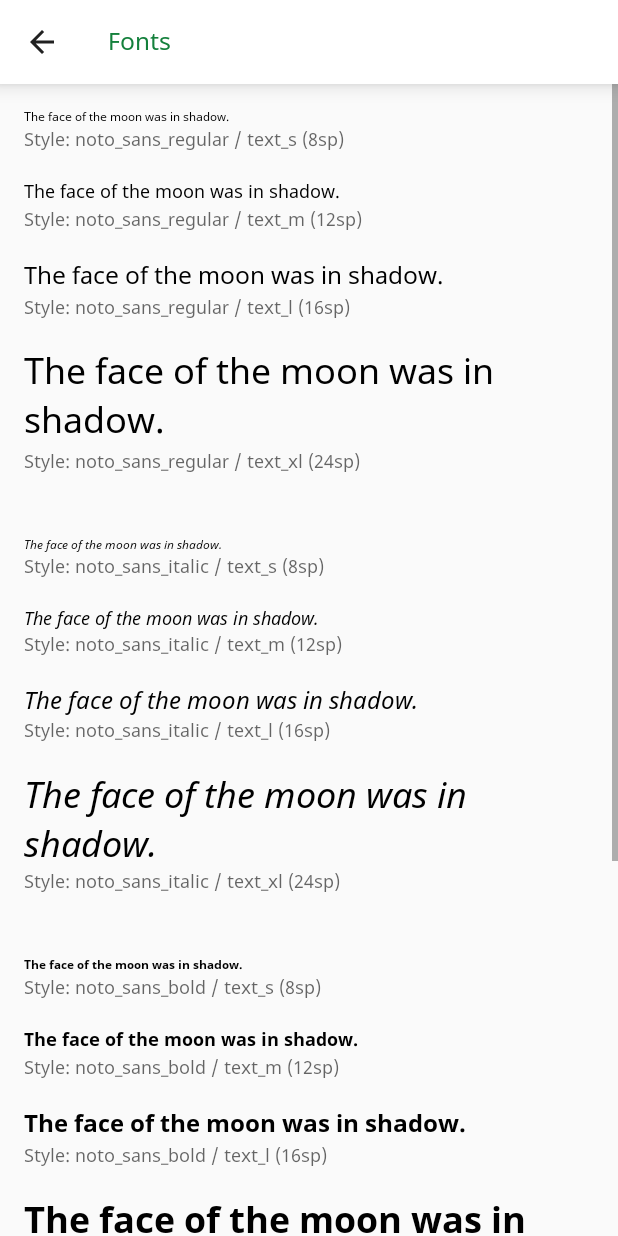
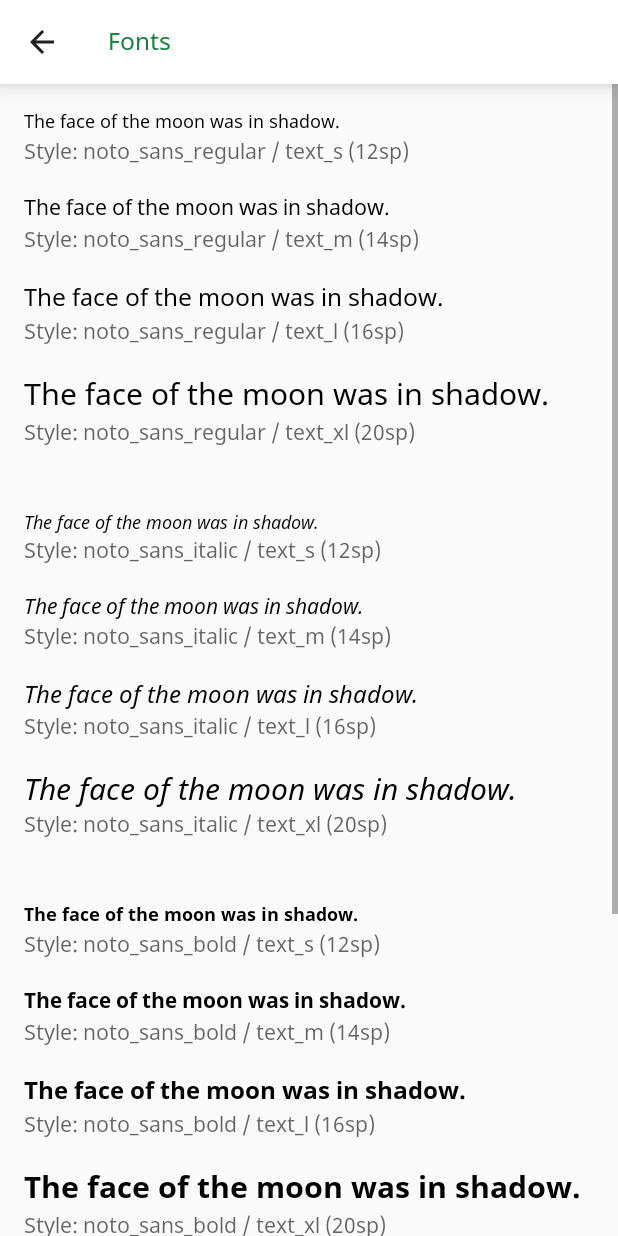
Before and after one commit to syngenta-digital/mobile-android-ui-kit, an Android app: the screen it shows after launch (MainActivity), after a tap on "Fonts", on a phone screen of 412 x 824 dp. Run offline under Robolectric (Android 15) with nearby library versions, the phone set to English and light mode, and no system bars.

Commit message:
Font size updates (#9)
* Font size updates

* version bump

```diff
--- a/demo/build.gradle
+++ b/demo/build.gradle
@@ -20,7 +20,7 @@ android {
         minSdkVersion 16
         targetSdkVersion 29
         versionCode getVersionCodeTimestamp()
-        versionName "1.1"
+        versionName "1.2"
         testInstrumentationRunner "androidx.test.runner.AndroidJUnitRunner"
     }
     buildTypes {
--- a/demo/src/main/java/com/syngenta/uikit/fragments/DialogsFragment.kt
+++ b/demo/src/main/java/com/syngenta/uikit/fragments/DialogsFragment.kt
@@ -44,6 +44,7 @@ class DialogsFragment : Fragment() {
 
     private fun displayAlertDialog() {
         val alertDialog = CwDialog(type = DialogType.Alert, context = context ?: return)
+
         alertDialog.setHeader("App update")
         alertDialog.setMessage("A new update will be available in 3 days.")
         alertDialog.setDismissButtonText("OK")
@@ -58,8 +59,9 @@ class DialogsFragment : Fragment() {
 
     private fun displayPrimaryDialog() {
         val primaryDialog = CwDialog(type = DialogType.Primary, context = context ?: return)
+
         primaryDialog.setHeader("Access Confirmation")
-        primaryDialog.setMessage("Are your sure you want to give edit permission to John Doe?")
+        primaryDialog.setMessage("Are you sure you want to give edit permission to John Doe?")
         primaryDialog.setProceedButtonText("Confirm")
         primaryDialog.setCancelable(false)
         primaryDialog.setProceedListener(View.OnClickListener {
@@ -70,13 +72,15 @@ class DialogsFragment : Fragment() {
             Toast.makeText(context, "Action Cancelled", Toast.LENGTH_SHORT).show()
             primaryDialog.dismiss()
         })
+
         primaryDialog.show()
     }
 
     private fun displayDangerDialog() {
         val dangerDialog = CwDialog(type = DialogType.Danger, context = context ?: return)
+
         dangerDialog.setHeader("Delete Confirmation")
-        dangerDialog.setMessage("Are your sure you want to delete 40 records?")
+        dangerDialog.setMessage("Are you sure you want to delete 40 records?")
         dangerDialog.setProceedButtonText("Delete")
         dangerDialog.setCancelable(false)
         dangerDialog.setProceedListener(View.OnClickListener {
@@ -87,6 +91,7 @@ class DialogsFragment : Fragment() {
             Toast.makeText(context, "Action Cancelled", Toast.LENGTH_SHORT).show()
             dangerDialog.dismiss()
         })
+
         dangerDialog.show()
     }
 }
--- a/demo/src/main/res/layout/fragment_buttons.xml
+++ b/demo/src/main/res/layout/fragment_buttons.xml
@@ -39,13 +39,13 @@
         android:id="@+id/text_disable"
         android:layout_width="wrap_content"
         android:layout_height="wrap_content"
+        android:layout_margin="@dimen/padding_xl"
         android:layout_marginStart="@dimen/padding_m"
-        android:layout_margin="@dimen/padding_xl"
         android:layout_marginEnd="@dimen/padding_m"
         android:text="@string/enable_disable"
         android:textAppearance="@style/TextAppearance.AppCompat.Caption"
-        app:layout_constraintEnd_toEndOf="parent"
-        app:layout_constraintBottom_toBottomOf="parent"/>
+        app:layout_constraintBottom_toBottomOf="parent"
+        app:layout_constraintEnd_toEndOf="parent" />
 
     <Button
         android:id="@+id/primarySolidButton"
--- a/demo/src/main/res/layout/fragment_fonts.xml
+++ b/demo/src/main/res/layout/fragment_fonts.xml
@@ -54,7 +54,7 @@
 
                 <TextView
                     style="@style/CustomFontDescription"
-                    android:text="Style: noto_sans_regular / text_s (8sp)" />
+                    android:text="Style: noto_sans_regular / text_s (12sp)" />
             </LinearLayout>
 
             <LinearLayout
@@ -72,7 +72,7 @@
 
                 <TextView
                     style="@style/CustomFontDescription"
-                    android:text="Style: noto_sans_regular / text_m (12sp)" />
+                    android:text="Style: noto_sans_regular / text_m (14sp)" />
             </LinearLayout>
 
             <LinearLayout
@@ -108,7 +108,7 @@
 
                 <TextView
                     style="@style/CustomFontDescription"
-                    android:text="Style: noto_sans_regular / text_xl (24sp)" />
+                    android:text="Style: noto_sans_regular / text_xl (20sp)" />
             </LinearLayout>
 
 
@@ -128,7 +128,7 @@
 
                 <TextView
                     style="@style/CustomFontDescription"
-                    android:text="Style: noto_sans_italic / text_s (8sp)" />
+                    android:text="Style: noto_sans_italic / text_s (12sp)" />
             </LinearLayout>
 
             <LinearLayout
@@ -146,7 +146,7 @@
 
                 <TextView
                     style="@style/CustomFontDescription"
-                    android:text="Style: noto_sans_italic / text_m (12sp)" />
+                    android:text="Style: noto_sans_italic / text_m (14sp)" />
             </LinearLayout>
 
             <LinearLayout
@@ -182,7 +182,7 @@
 
                 <TextView
                     style="@style/CustomFontDescription"
-                    android:text="Style: noto_sans_italic / text_xl (24sp)" />
+                    android:text="Style: noto_sans_italic / text_xl (20sp)" />
             </LinearLayout>
 
 
@@ -202,7 +202,7 @@
 
                 <TextView
                     style="@style/CustomFontDescription"
-                    android:text="Style: noto_sans_bold / text_s (8sp)" />
+                    android:text="Style: noto_sans_bold / text_s (12sp)" />
             </LinearLayout>
 
             <LinearLayout
@@ -220,7 +220,7 @@
 
                 <TextView
                     style="@style/CustomFontDescription"
-                    android:text="Style: noto_sans_bold / text_m (12sp)" />
+                    android:text="Style: noto_sans_bold / text_m (14sp)" />
             </LinearLayout>
 
             <LinearLayout
@@ -256,7 +256,7 @@
 
                 <TextView
                     style="@style/CustomFontDescription"
-                    android:text="Style: noto_sans_bold / text_xl (24sp)" />
+                    android:text="Style: noto_sans_bold / text_xl (20sp)" />
             </LinearLayout>
 
 
@@ -276,7 +276,7 @@
 
                 <TextView
                     style="@style/CustomFontDescription"
-                    android:text="Style: noto_sans_bold_italic / text_s (8sp)" />
+                    android:text="Style: noto_sans_bold_italic / text_s (12sp)" />
             </LinearLayout>
 
             <LinearLayout
@@ -294,7 +294,7 @@
 
                 <TextView
                     style="@style/CustomFontDescription"
-                    android:text="Style: noto_sans_bold_italic / text_m (12sp)" />
+                    android:text="Style: noto_sans_bold_italic / text_m (14sp)" />
             </LinearLayout>
 
             <LinearLayout
@@ -330,7 +330,7 @@
 
                 <TextView
                     style="@style/CustomFontDescription"
-                    android:text="Style: noto_sans_bold_italic / text_xl (24sp)" />
+                    android:text="Style: noto_sans_bold_italic / text_xl (20sp)" />
             </LinearLayout>
 
 
--- a/uikit-android/src/main/res/values/dimens.xml
+++ b/uikit-android/src/main/res/values/dimens.xml
@@ -1,9 +1,9 @@
 <?xml version="1.0" encoding="utf-8"?>
 <resources>
-    <dimen name="text_s">8sp</dimen>
-    <dimen name="text_m">12sp</dimen>
+    <dimen name="text_s">12sp</dimen>
+    <dimen name="text_m">14sp</dimen>
     <dimen name="text_l">16sp</dimen>
-    <dimen name="text_xl">24sp</dimen>
+    <dimen name="text_xl">20sp</dimen>
     <dimen name="padding_m">12dp</dimen>
     <dimen name="padding_l">16dp</dimen>
     <dimen name="padding_xl">24dp</dimen>
```
